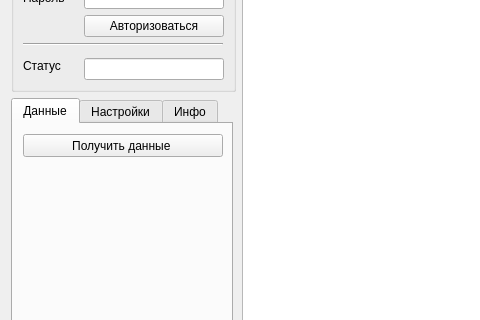
The window that cpclient.ui (ruhose73/Koftan) describes before a commit, drawn with Qt 5; both pictures show x 0 to 480 and y 152 to 472 of the 1280 by 720 pixel window.
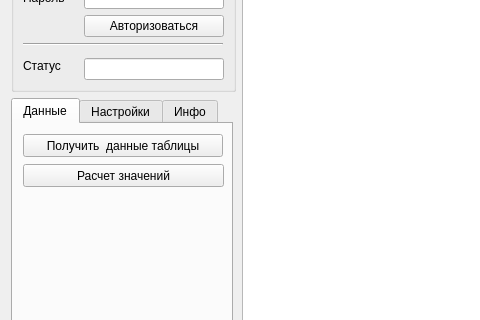
The same window after the commit.

Commit message: CALCULATION FORM

Diff of the .ui file:
```diff
--- a/cpclient.ui
+++ b/cpclient.ui
@@ -295,7 +295,20 @@
         </size>
        </property>
        <property name="text">
-        <string>Получить данные </string>
+        <string>Получить  данные таблицы</string>
+       </property>
+      </widget>
+      <widget class="QPushButton" name="CalcButton">
+       <property name="geometry">
+        <rect>
+         <x>10</x>
+         <y>40</y>
+         <width>201</width>
+         <height>23</height>
+        </rect>
+       </property>
+       <property name="text">
+        <string>Расчет значений</string>
        </property>
       </widget>
      </widget>
```
Left out of the diff: 14 changed lines with no effect on the pictures. The commit also changes 6 other files.
